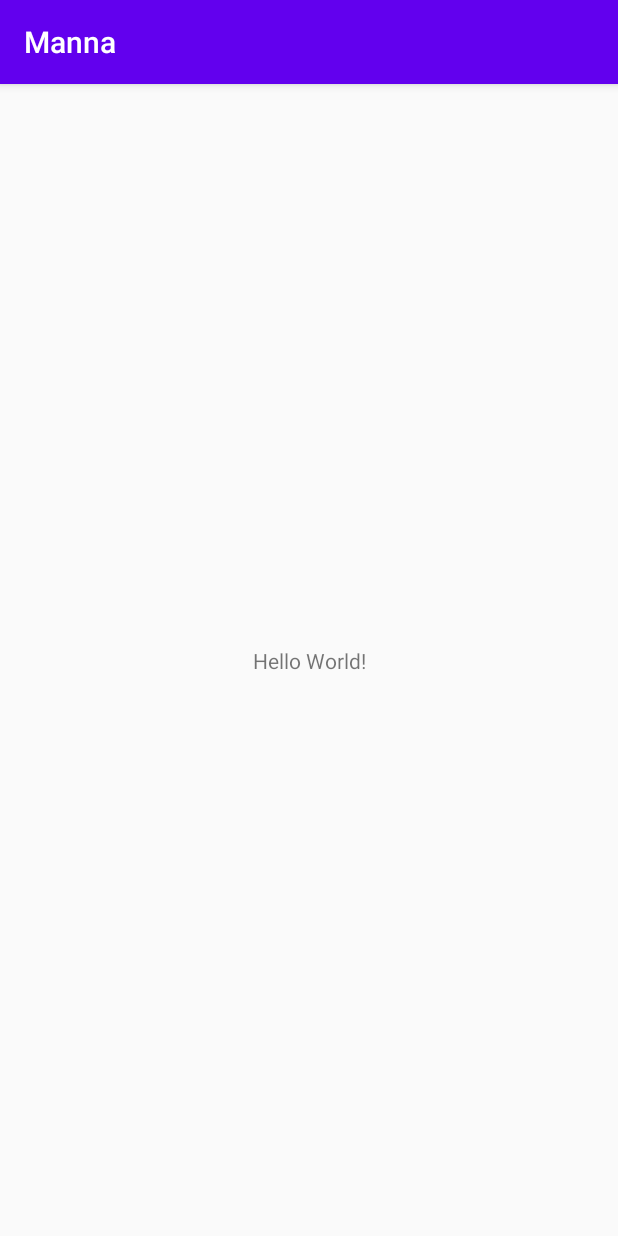
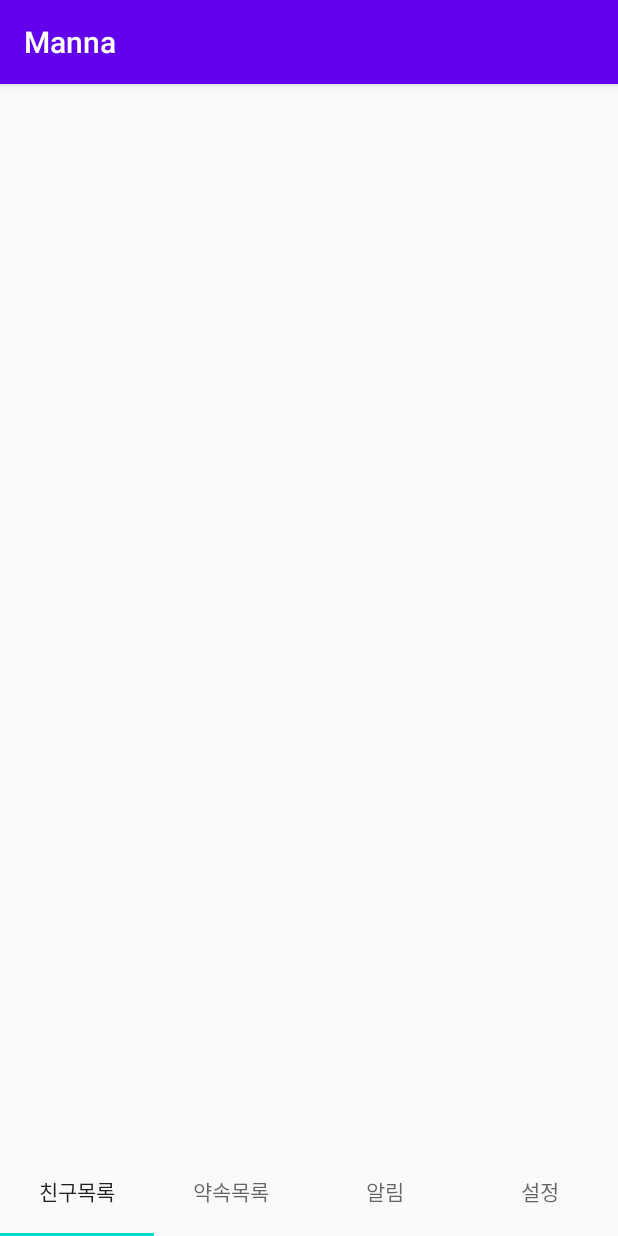
Before and after one commit to our-spring-day/Manna, an Android app: the screen it shows after launch (MainActivity before the commit, HomeActivity after it), on a phone screen of 412 x 824 dp. Run offline under Robolectric (Android 15) with nearby library versions, the phone set to English and light mode, and no system bars; our stand-ins replace data binding.

Commit message:
feat(...) : Main -> Home rename, view bind

```diff
--- a/app/src/main/AndroidManifest.xml
+++ b/app/src/main/AndroidManifest.xml
@@ -9,7 +9,7 @@
         android:roundIcon="@mipmap/ic_launcher_round"
         android:supportsRtl="true"
         android:theme="@style/AppTheme">
-        <activity android:name=".MainActivity">
+        <activity android:name=".HomeActivity">
             <intent-filter>
                 <action android:name="android.intent.action.MAIN" />
 
--- a/app/src/main/java/com/manna/FriendsFragment.kt
+++ b/app/src/main/java/com/manna/FriendsFragment.kt
@@ -25,4 +25,9 @@ class FriendsFragment : Fragment() {
     override fun onViewCreated(view: View, savedInstanceState: Bundle?) {
         super.onViewCreated(view, savedInstanceState)
     }
+
+    companion object {
+        fun newInstance() =
+            FriendsFragment()
+    }
 }
--- /dev/null
+++ b/app/src/main/java/com/manna/HomeActivity.kt
@@ -0,0 +1,44 @@
+package com.manna
+
+import android.os.Bundle
+import androidx.appcompat.app.AppCompatActivity
+import androidx.databinding.DataBindingUtil
+import androidx.fragment.app.Fragment
+import androidx.fragment.app.FragmentStatePagerAdapter
+import com.manna.databinding.ActivityHomeBinding
+
+class HomeActivity : AppCompatActivity() {
+
+    private lateinit var binding: ActivityHomeBinding
+
+    override fun onCreate(savedInstanceState: Bundle?) {
+        super.onCreate(savedInstanceState)
+        binding = DataBindingUtil.setContentView(this, R.layout.activity_home)
+
+        binding.run {
+
+            val homeTabs = resources.getStringArray(R.array.main_tab)
+
+            homePager.adapter = object : FragmentStatePagerAdapter(
+                supportFragmentManager,
+                BEHAVIOR_RESUME_ONLY_CURRENT_FRAGMENT
+            ) {
+                override fun getCount(): Int = homeTabs.count()
+
+                override fun getItem(position: Int): Fragment =
+                    when (position) {
+                        0 -> FriendsFragment.newInstance()
+                        1 -> MeetListFragment.newInstance()
+                        2 -> NotificationFragment.newInstance()
+                        3 -> SettingFragment.newInstance()
+                        else -> error("Invalid position")
+                    }
+
+                override fun getPageTitle(position: Int): CharSequence =
+                    homeTabs[position]
+            }
+
+            bottomTab.setupWithViewPager(homePager)
+        }
+    }
+}
--- a/app/src/main/java/com/manna/MainActivity.kt
+++ /dev/null
@@ -1,13 +0,0 @@
-package com.manna
-
-import android.os.Bundle
-import androidx.appcompat.app.AppCompatActivity
-
-class MainActivity : AppCompatActivity() {
-
-    override fun onCreate(savedInstanceState: Bundle?) {
-        super.onCreate(savedInstanceState)
-        setContentView(R.layout.activity_main)
-
-    }
-}
--- a/app/src/main/java/com/manna/MeetListFragment.kt
+++ b/app/src/main/java/com/manna/MeetListFragment.kt
@@ -25,4 +25,9 @@ class MeetListFragment : Fragment() {
     override fun onViewCreated(view: View, savedInstanceState: Bundle?) {
         super.onViewCreated(view, savedInstanceState)
     }
+
+    companion object {
+        fun newInstance() =
+            MeetListFragment()
+    }
 }
--- a/app/src/main/java/com/manna/NotificationFragment.kt
+++ b/app/src/main/java/com/manna/NotificationFragment.kt
@@ -25,4 +25,9 @@ class NotificationFragment : Fragment() {
     override fun onViewCreated(view: View, savedInstanceState: Bundle?) {
         super.onViewCreated(view, savedInstanceState)
     }
+
+    companion object {
+        fun newInstance() =
+            NotificationFragment()
+    }
 }
--- a/app/src/main/java/com/manna/SettingFragment.kt
+++ b/app/src/main/java/com/manna/SettingFragment.kt
@@ -25,4 +25,9 @@ class SettingFragment : Fragment() {
     override fun onViewCreated(view: View, savedInstanceState: Bundle?) {
         super.onViewCreated(view, savedInstanceState)
     }
+
+    companion object {
+        fun newInstance() =
+            SettingFragment()
+    }
 }
--- /dev/null
+++ b/app/src/main/res/layout/activity_home.xml
@@ -0,0 +1,34 @@
+<?xml version="1.0" encoding="utf-8"?>
+<layout xmlns:android="http://schemas.android.com/apk/res/android"
+    xmlns:app="http://schemas.android.com/apk/res-auto"
+    xmlns:tools="http://schemas.android.com/tools">
+
+    <data>
+
+    </data>
+
+    <androidx.constraintlayout.widget.ConstraintLayout
+        android:layout_width="match_parent"
+        android:layout_height="match_parent"
+        tools:context=".HomeActivity">
+
+
+        <androidx.viewpager.widget.ViewPager
+            android:id="@+id/home_pager"
+            app:layout_constraintStart_toStartOf="parent"
+            app:layout_constraintTop_toTopOf="parent"
+            app:layout_constraintEnd_toEndOf="parent"
+            app:layout_constraintBottom_toTopOf="@id/bottom_tab"
+            android:layout_width="0dp"
+            android:layout_height="0dp" />
+
+        <com.google.android.material.tabs.TabLayout
+            android:id="@+id/bottom_tab"
+            android:layout_width="0dp"
+            android:layout_height="60dp"
+            app:layout_constraintBottom_toBottomOf="parent"
+            app:layout_constraintEnd_toEndOf="parent"
+            app:layout_constraintStart_toStartOf="parent" />
+
+    </androidx.constraintlayout.widget.ConstraintLayout>
+</layout>
--- a/app/src/main/res/layout/activity_main.xml
+++ /dev/null
@@ -1,18 +0,0 @@
-<?xml version="1.0" encoding="utf-8"?>
-<androidx.constraintlayout.widget.ConstraintLayout xmlns:android="http://schemas.android.com/apk/res/android"
-    xmlns:app="http://schemas.android.com/apk/res-auto"
-    xmlns:tools="http://schemas.android.com/tools"
-    android:layout_width="match_parent"
-    android:layout_height="match_parent"
-    tools:context=".MainActivity">
-
-    <TextView
-        android:layout_width="wrap_content"
-        android:layout_height="wrap_content"
-        android:text="Hello World!"
-        app:layout_constraintBottom_toBottomOf="parent"
-        app:layout_constraintLeft_toLeftOf="parent"
-        app:layout_constraintRight_toRightOf="parent"
-        app:layout_constraintTop_toTopOf="parent" />
-
-</androidx.constraintlayout.widget.ConstraintLayout>
--- /dev/null
+++ b/app/src/main/res/values/arrays.xml
@@ -0,0 +1,9 @@
+<resources>
+
+    <string-array name="main_tab">
+        <item>친구목록</item>
+        <item>약속목록</item>
+        <item>알림</item>
+        <item>설정</item>
+    </string-array>
+</resources>
```
